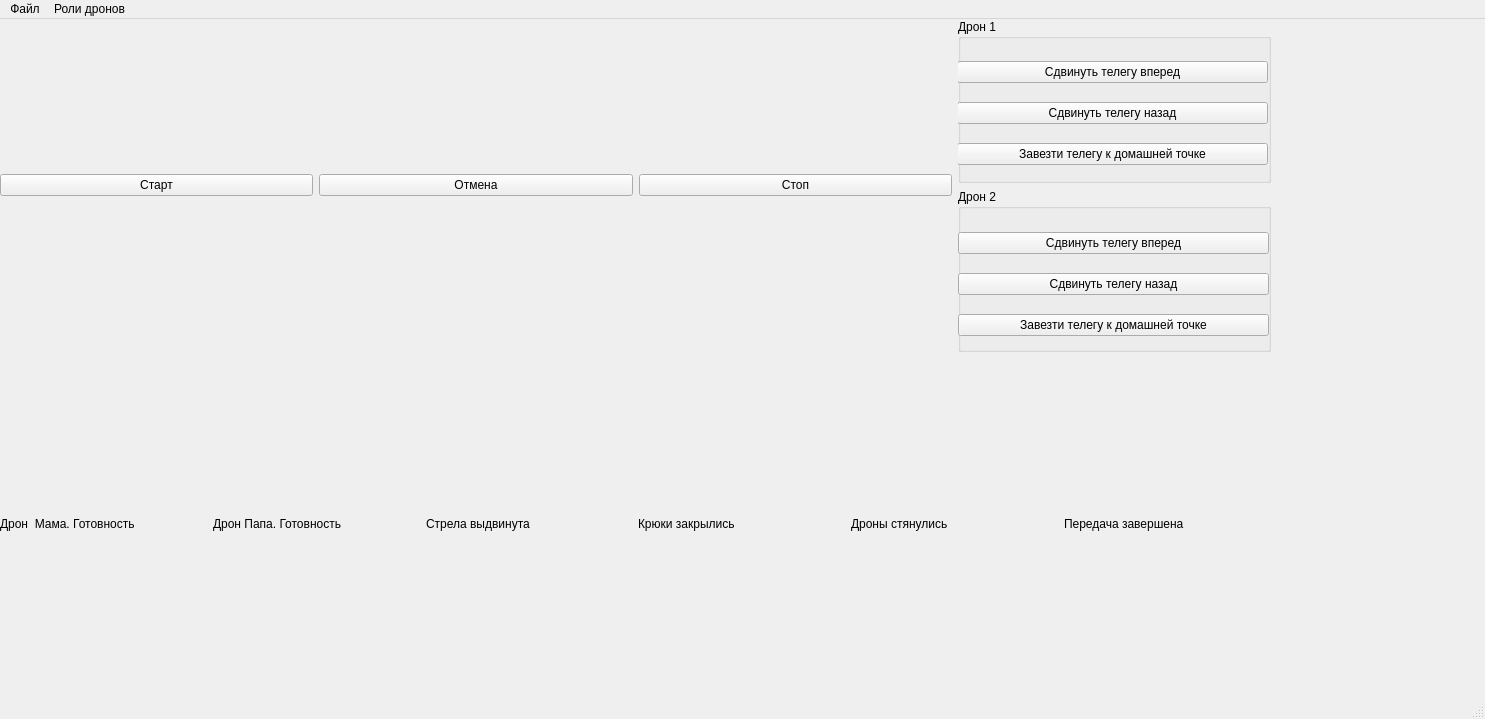
Before: the Qt Designer form mainwindow.ui in KelHeor23/DockingControlStation, drawn with Qt 5.
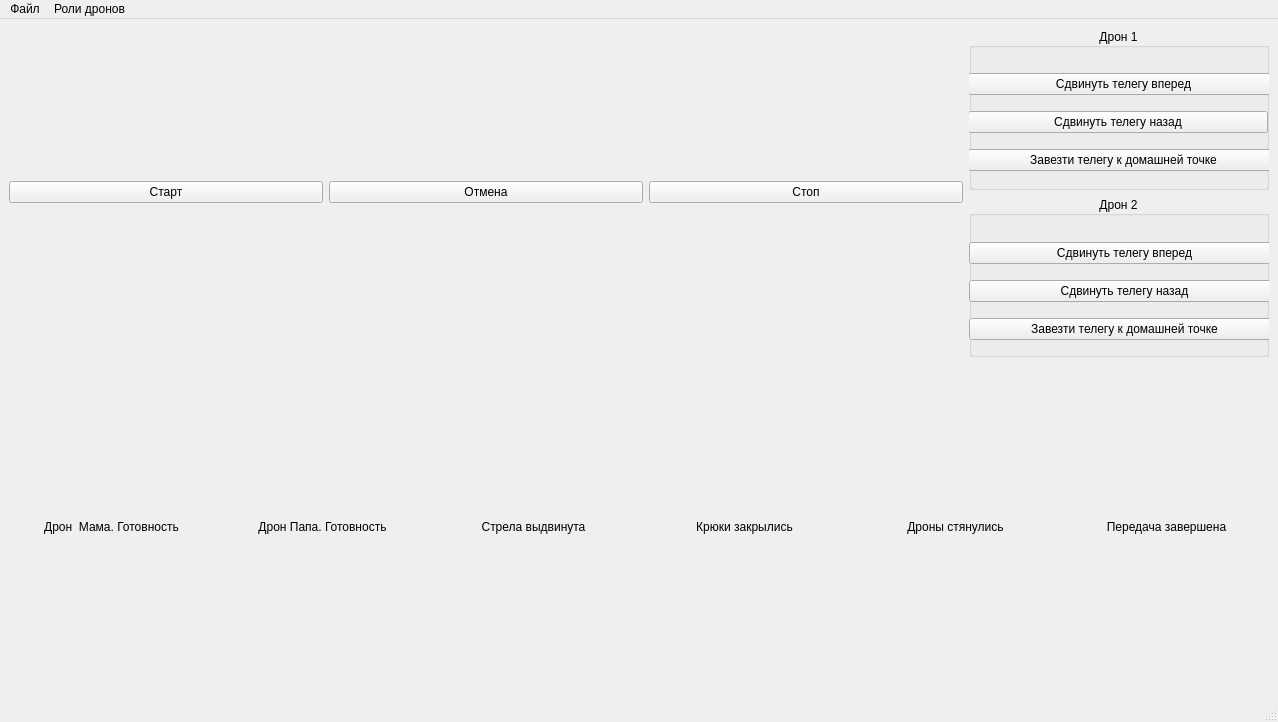
After: the same form once the commit is applied.

```diff
--- a/mainwindow.ui
+++ b/mainwindow.ui
@@ -6,23 +6,31 @@
    <rect>
     <x>0</x>
     <y>0</y>
-    <width>1485</width>
-    <height>719</height>
+    <width>1278</width>
+    <height>722</height>
    </rect>
   </property>
+  <property name="sizePolicy">
+   <sizepolicy hsizetype="Expanding" vsizetype="Expanding">
+    <horstretch>0</horstretch>
+    <verstretch>0</verstretch>
+   </sizepolicy>
+  </property>
   <property name="windowTitle">
    <string>MainWindow</string>
   </property>
   <widget class="QWidget" name="centralwidget">
-   <widget class="QWidget" name="verticalLayoutWidget">
-    <property name="geometry">
-     <rect>
-      <x>0</x>
-      <y>0</y>
-      <width>1271</width>
-      <height>671</height>
-     </rect>
-    </property>
+   <property name="sizePolicy">
+    <sizepolicy hsizetype="Expanding" vsizetype="Expanding">
+     <horstretch>0</horstretch>
+     <verstretch>0</verstretch>
+    </sizepolicy>
+   </property>
+   <property name="autoFillBackground">
+    <bool>true</bool>
+   </property>
+   <layout class="QVBoxLayout" name="verticalLayout_5">
+    <item>
     <layout class="QVBoxLayout" name="verticalLayout">
      <property name="sizeConstraint">
       <enum>QLayout::SetDefaultConstraint</enum>
@@ -31,6 +39,12 @@
       <layout class="QHBoxLayout" name="horizontalLayout">
        <item>
         <widget class="QPushButton" name="startDockingBtn">
+          <property name="sizePolicy">
+           <sizepolicy hsizetype="Expanding" vsizetype="Fixed">
+            <horstretch>0</horstretch>
+            <verstretch>0</verstretch>
+           </sizepolicy>
+          </property>
          <property name="text">
           <string>Старт</string>
          </property>
@@ -38,6 +52,12 @@
        </item>
        <item>
         <widget class="QPushButton" name="undockingBtn">
+          <property name="sizePolicy">
+           <sizepolicy hsizetype="Expanding" vsizetype="Fixed">
+            <horstretch>0</horstretch>
+            <verstretch>0</verstretch>
+           </sizepolicy>
+          </property>
          <property name="text">
           <string>Отмена</string>
          </property>
@@ -45,6 +65,12 @@
        </item>
        <item>
         <widget class="QPushButton" name="stopBtn">
+          <property name="sizePolicy">
+           <sizepolicy hsizetype="Expanding" vsizetype="Fixed">
+            <horstretch>0</horstretch>
+            <verstretch>0</verstretch>
+           </sizepolicy>
+          </property>
          <property name="text">
           <string>Стоп</string>
          </property>
@@ -54,9 +80,27 @@
         <layout class="QVBoxLayout" name="verticalLayout_2">
          <item>
           <widget class="QGroupBox" name="groupBox">
+            <property name="sizePolicy">
+             <sizepolicy hsizetype="Minimum" vsizetype="Preferred">
+              <horstretch>0</horstretch>
+              <verstretch>0</verstretch>
+             </sizepolicy>
+            </property>
+            <property name="minimumSize">
+             <size>
+              <width>300</width>
+              <height>0</height>
+             </size>
+            </property>
            <property name="title">
             <string>Дрон 1</string>
            </property>
+            <property name="alignment">
+             <set>Qt::AlignCenter</set>
+            </property>
+            <property name="checkable">
+             <bool>false</bool>
+            </property>
            <widget class="QWidget" name="verticalLayoutWidget_3">
             <property name="geometry">
              <rect>
@@ -67,8 +111,17 @@
              </rect>
             </property>
             <layout class="QVBoxLayout" name="verticalLayout_3">
+              <property name="spacing">
+               <number>0</number>
+              </property>
              <item>
               <widget class="QPushButton" name="drone1MoveCargoCV">
+                <property name="sizePolicy">
+                 <sizepolicy hsizetype="Expanding" vsizetype="Fixed">
+                  <horstretch>0</horstretch>
+                  <verstretch>0</verstretch>
+                 </sizepolicy>
+                </property>
                <property name="text">
                 <string>Сдвинуть телегу вперед</string>
                </property>
@@ -76,6 +129,18 @@
              </item>
              <item>
               <widget class="QPushButton" name="drone1MoveCargoCCV">
+                <property name="sizePolicy">
+                 <sizepolicy hsizetype="Fixed" vsizetype="Fixed">
+                  <horstretch>0</horstretch>
+                  <verstretch>0</verstretch>
+                 </sizepolicy>
+                </property>
+                <property name="minimumSize">
+                 <size>
+                  <width>300</width>
+                  <height>0</height>
+                 </size>
+                </property>
                <property name="text">
                 <string>Сдвинуть телегу назад</string>
                </property>
@@ -83,6 +148,12 @@
              </item>
              <item>
               <widget class="QPushButton" name="drone1MoveCargoHome">
+                <property name="sizePolicy">
+                 <sizepolicy hsizetype="Expanding" vsizetype="Fixed">
+                  <horstretch>0</horstretch>
+                  <verstretch>0</verstretch>
+                 </sizepolicy>
+                </property>
                <property name="text">
                 <string>Завезти телегу к домашней точке</string>
                </property>
@@ -94,9 +165,18 @@
          </item>
          <item>
           <widget class="QGroupBox" name="groupBox_2">
+            <property name="sizePolicy">
+             <sizepolicy hsizetype="Preferred" vsizetype="Preferred">
+              <horstretch>0</horstretch>
+              <verstretch>0</verstretch>
+             </sizepolicy>
+            </property>
            <property name="title">
             <string>Дрон 2</string>
            </property>
+            <property name="alignment">
+             <set>Qt::AlignCenter</set>
+            </property>
            <widget class="QWidget" name="verticalLayoutWidget_4">
             <property name="geometry">
              <rect>
@@ -107,8 +187,17 @@
              </rect>
             </property>
             <layout class="QVBoxLayout" name="verticalLayout_4">
+              <property name="spacing">
+               <number>0</number>
+              </property>
              <item>
               <widget class="QPushButton" name="drone2MoveCargoCV">
+                <property name="sizePolicy">
+                 <sizepolicy hsizetype="Expanding" vsizetype="Fixed">
+                  <horstretch>0</horstretch>
+                  <verstretch>0</verstretch>
+                 </sizepolicy>
+                </property>
                <property name="text">
                 <string>Сдвинуть телегу вперед</string>
                </property>
@@ -116,6 +205,12 @@
              </item>
              <item>
               <widget class="QPushButton" name="drone2MoveCargoCCV">
+                <property name="sizePolicy">
+                 <sizepolicy hsizetype="Expanding" vsizetype="Fixed">
+                  <horstretch>0</horstretch>
+                  <verstretch>0</verstretch>
+                 </sizepolicy>
+                </property>
                <property name="text">
                 <string>Сдвинуть телегу назад</string>
                </property>
@@ -123,6 +218,12 @@
              </item>
              <item>
               <widget class="QPushButton" name="drone2MoveCargoHome">
+                <property name="sizePolicy">
+                 <sizepolicy hsizetype="Expanding" vsizetype="Fixed">
+                  <horstretch>0</horstretch>
+                  <verstretch>0</verstretch>
+                 </sizepolicy>
+                </property>
                <property name="text">
                 <string>Завезти телегу к домашней точке</string>
                </property>
@@ -143,57 +244,115 @@
        </property>
        <item>
         <widget class="QLabel" name="dronMamaReadinessStatus">
+          <property name="sizePolicy">
+           <sizepolicy hsizetype="Expanding" vsizetype="Preferred">
+            <horstretch>0</horstretch>
+            <verstretch>0</verstretch>
+           </sizepolicy>
+          </property>
+          <property name="layoutDirection">
+           <enum>Qt::LeftToRight</enum>
+          </property>
          <property name="text">
           <string>Дрон  Мама. Готовность</string>
          </property>
+          <property name="alignment">
+           <set>Qt::AlignCenter</set>
+          </property>
         </widget>
        </item>
        <item>
         <widget class="QLabel" name="dronPapaReadinessStatus">
+          <property name="sizePolicy">
+           <sizepolicy hsizetype="Expanding" vsizetype="Preferred">
+            <horstretch>0</horstretch>
+            <verstretch>0</verstretch>
+           </sizepolicy>
+          </property>
          <property name="text">
           <string>Дрон Папа. Готовность</string>
          </property>
+          <property name="alignment">
+           <set>Qt::AlignCenter</set>
+          </property>
         </widget>
        </item>
        <item>
         <widget class="QLabel" name="rodExtention">
+          <property name="sizePolicy">
+           <sizepolicy hsizetype="Expanding" vsizetype="Preferred">
+            <horstretch>0</horstretch>
+            <verstretch>0</verstretch>
+           </sizepolicy>
+          </property>
          <property name="text">
           <string>Стрела выдвинута</string>
          </property>
+          <property name="alignment">
+           <set>Qt::AlignCenter</set>
+          </property>
         </widget>
        </item>
        <item>
         <widget class="QLabel" name="hooksLock">
+          <property name="sizePolicy">
+           <sizepolicy hsizetype="Expanding" vsizetype="Preferred">
+            <horstretch>0</horstretch>
+            <verstretch>0</verstretch>
+           </sizepolicy>
+          </property>
          <property name="text">
           <string>Крюки закрылись</string>
          </property>
+          <property name="alignment">
+           <set>Qt::AlignCenter</set>
+          </property>
         </widget>
        </item>
        <item>
         <widget class="QLabel" name="pullingUp">
+          <property name="sizePolicy">
+           <sizepolicy hsizetype="Expanding" vsizetype="Preferred">
+            <horstretch>0</horstretch>
+            <verstretch>0</verstretch>
+           </sizepolicy>
+          </property>
          <property name="text">
           <string>Дроны стянулись</string>
          </property>
+          <property name="alignment">
+           <set>Qt::AlignCenter</set>
+          </property>
         </widget>
        </item>
        <item>
         <widget class="QLabel" name="transferDone">
+          <property name="sizePolicy">
+           <sizepolicy hsizetype="Expanding" vsizetype="Preferred">
+            <horstretch>0</horstretch>
+            <verstretch>0</verstretch>
+           </sizepolicy>
+          </property>
          <property name="text">
           <string>Передача завершена</string>
          </property>
+          <property name="alignment">
+           <set>Qt::AlignCenter</set>
+          </property>
         </widget>
        </item>
       </layout>
      </item>
     </layout>
-   </widget>
+    </item>
+   </layout>
   </widget>
   <widget class="QMenuBar" name="menubar">
    <property name="geometry">
     <rect>
      <x>0</x>
      <y>0</y>
-     <width>1485</width>
+     <width>1278</width>
      <height>23</height>
     </rect>
    </property>
```
Left out of the diff: 9 changed lines with no effect on the pictures. Lines whose indentation alone changed are shown as unchanged.
